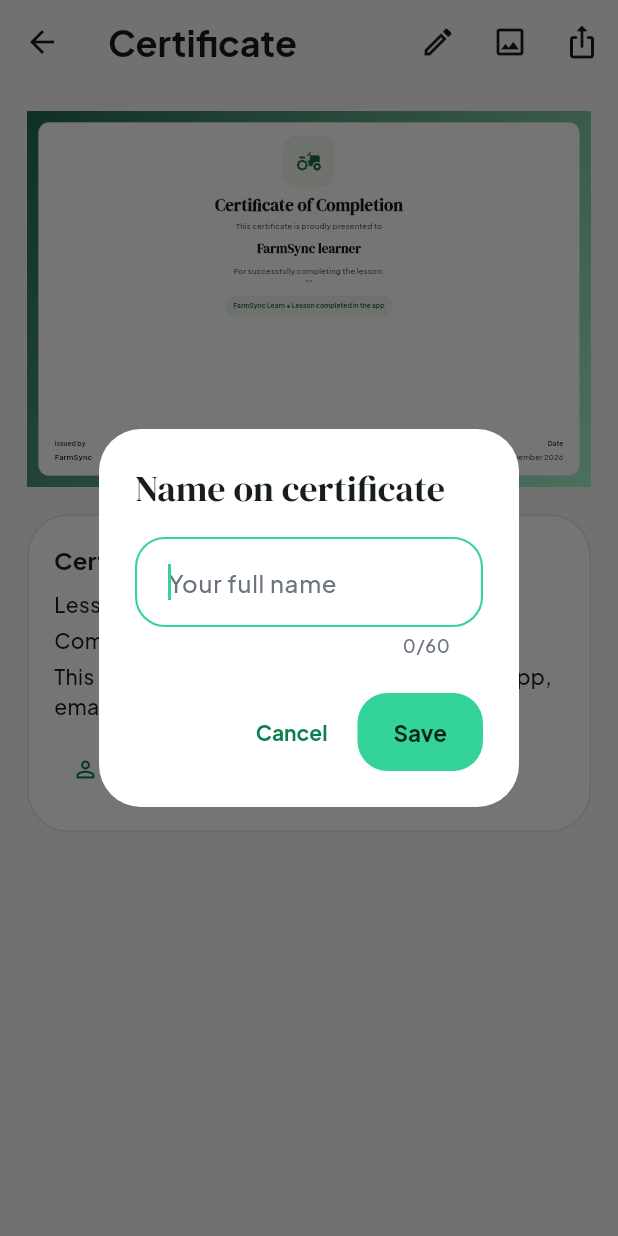
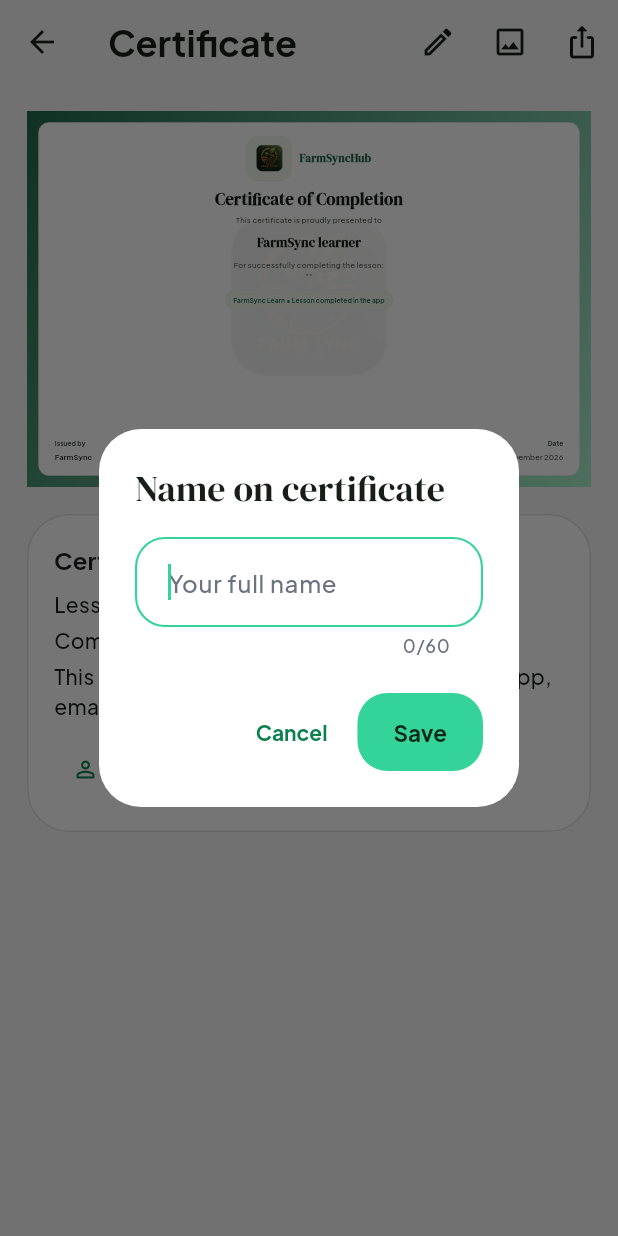
Before and after one commit to fliper-sys/farmsynchub, a Flutter app: the LessonCertificateScreen screen opened directly with empty values, after a tap on "Add your name to the certificate", on a phone screen of 412 x 824 dp. Run offline on Flutter 3.47's test engine with Material 3 defaults, Android fonts, the phone set to English and light mode, and no system bars; our stand-ins replace cloud_firestore, connectivity_plus, file_picker, firebase_ai, firebase_auth, firebase_core and 17 more; missing offline and left inert: dart:html, firebase_app_check, google_sign_in_web; accounts and stored records are empty; project files that could hold a hidden picture were left out.

Commit message:
Show the FarmSync logo on lesson certificates
The certificate pointed at assets/app/appicon.png, which does not exist, so
it always fell back to a generic icon. Use the real logo asset, add the
FarmSyncHub wordmark and a faint watermark, and precache the logo so shared
or saved images always include it.

Co-Authored-By: Claude Sonnet 5.5 <noreply@anthropic.com>
Claude-Session: https://claude.ai/code/session_015NEhKyPd71GcVhr1SAaGA2

```diff
--- a/lib/presentation/screens/learn/certificate_view.dart
+++ b/lib/presentation/screens/learn/certificate_view.dart
@@ -1,5 +1,6 @@
 import 'package:flutter/material.dart';
 
+import '../../../core/constants/app_assets.dart';
 import '../../../providers/app_preferences_provider.dart';
 
 /// A reusable certificate visual widget. Keep it self-contained so it can
@@ -119,7 +120,21 @@ class CertificateView extends StatelessWidget {
           borderRadius: BorderRadius.circular(22),
           border: Border.all(color: ringColor, width: 1.2),
         ),
-        child: Padding(
+        child: Stack(
+          alignment: Alignment.center,
+          children: <Widget>[
+            // Faint logo watermark behind the text.
+            Opacity(
+              opacity: 0.06,
+              child: Image.asset(
+                AppAssets.appIcon,
+                width: 420,
+                height: 420,
+                fit: BoxFit.contain,
+                errorBuilder: (_, __, ___) => const SizedBox.shrink(),
+              ),
+            ),
+            Padding(
           padding: const EdgeInsets.all(28),
           child: Column(
             crossAxisAlignment: CrossAxisAlignment.center,
@@ -127,21 +142,39 @@ class CertificateView extends StatelessWidget {
             children: <Widget>[
               Column(
                 children: <Widget>[
+                  // The FarmSync logo. (This used to point at a file that does
+                  // not exist, so every certificate showed a generic icon.)
+                  Row(
+                    mainAxisSize: MainAxisSize.min,
+                    children: <Widget>[
                       Container(
-                    width: 108,
-                    height: 108,
+                        width: 96,
+                        height: 96,
                         decoration: BoxDecoration(
                           color: chipBackground,
-                      borderRadius: BorderRadius.circular(28),
+                          borderRadius: BorderRadius.circular(26),
                           border: Border.all(color: ringColor),
                         ),
-                    padding: const EdgeInsets.all(14),
+                        padding: const EdgeInsets.all(12),
                         child: Image.asset(
-                      'assets/app/appicon.png',
+                          AppAssets.appIcon,
                           fit: BoxFit.contain,
-                      errorBuilder: (_, __, ___) =>
-                          Icon(Icons.agriculture_rounded, size: 56, color: accent),
+                          errorBuilder: (_, __, ___) => Icon(
+                              Icons.agriculture_rounded,
+                              size: 52,
+                              color: accent),
                         ),
+                      ),
+                      const SizedBox(width: 16),
+                      Text(
+                        'FarmSyncHub',
+                        style: t.headlineSmall?.copyWith(
+                          fontWeight: FontWeight.w800,
+                          color: accent,
+                          letterSpacing: 0.3,
+                        ),
+                      ),
+                    ],
                   ),
                   const SizedBox(height: 16),
                   Text(
@@ -263,6 +296,8 @@ class CertificateView extends StatelessWidget {
             ],
           ),
         ),
+          ],
+        ),
       ),
     );
   }
--- a/lib/presentation/screens/learn/lesson_certificate_screen.dart
+++ b/lib/presentation/screens/learn/lesson_certificate_screen.dart
@@ -7,6 +7,7 @@ import 'package:flutter/rendering.dart';
 import 'package:flutter_riverpod/flutter_riverpod.dart';
 import 'package:share_plus/share_plus.dart';
 
+import '../../../core/constants/app_assets.dart';
 import '../../../core/services/report_file_saver.dart';
 import '../../../core/services/report_file_saver_base.dart';
 import '../../../core/utils/date_utils.dart' as app_date;
@@ -34,6 +35,15 @@ class LessonCertificateScreen extends ConsumerStatefulWidget {
 
 class _LessonCertificateScreenState
     extends ConsumerState<LessonCertificateScreen> {
+
+  // Load the logo before the person taps Share or Save, so it is already
+  // decoded when the certificate is captured as an image.
+  @override
+  void didChangeDependencies() {
+    super.didChangeDependencies();
+    precacheImage(const AssetImage(AppAssets.appIcon), context);
+  }
+
   static const String _legacyPlaceholderName = 'FarmSync learner';
 
   final GlobalKey _certificateKey = GlobalKey();
```
Lines whose indentation alone changed are shown as unchanged.
